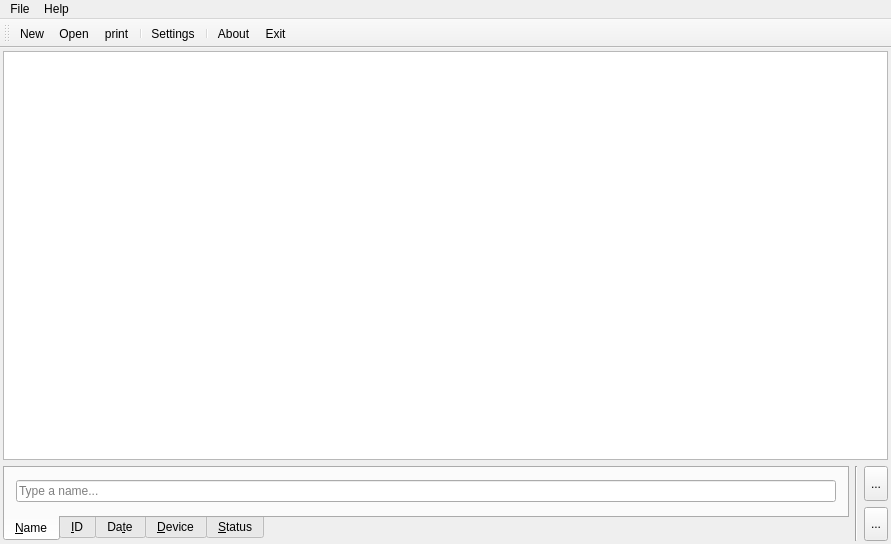
Above: src/mainwindow.ui from mbnoimi/SimpleInvoice before the change. Below: the same form after it.
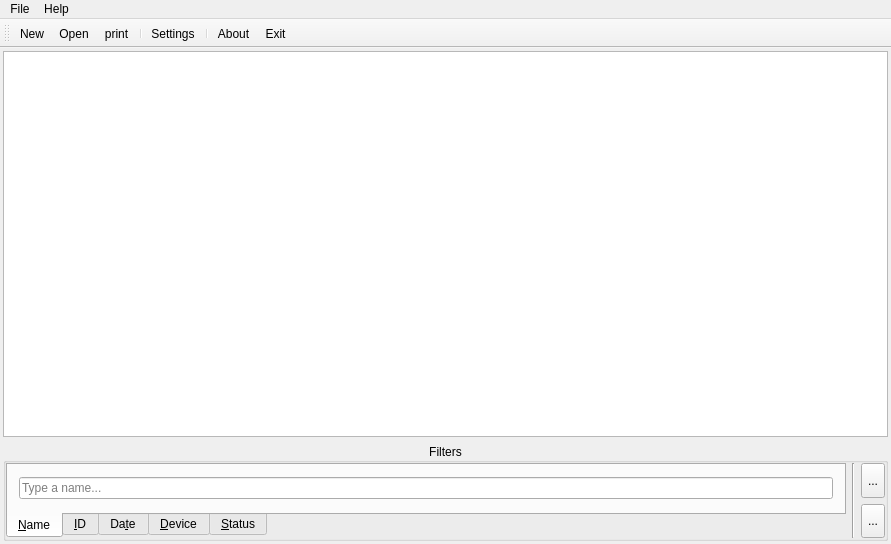
That is the form after the change. Icons and pictures are not drawn.

The edit to the form file:
```diff
--- a/src/mainwindow.ui
+++ b/src/mainwindow.ui
@@ -51,13 +51,22 @@
      </widget>
     </item>
     <item>
-     <widget class="QFrame" name="frame">
+     <widget class="QGroupBox" name="groupBox">
       <property name="sizePolicy">
        <sizepolicy hsizetype="Preferred" vsizetype="Maximum">
         <horstretch>0</horstretch>
         <verstretch>0</verstretch>
        </sizepolicy>
       </property>
+      <property name="title">
+       <string>Filters</string>
+      </property>
+      <property name="alignment">
+       <set>Qt::AlignCenter</set>
+      </property>
+      <property name="flat">
+       <bool>true</bool>
+      </property>
       <layout class="QHBoxLayout" name="horizontalLayout_2">
        <property name="leftMargin">
         <number>0</number>
```
